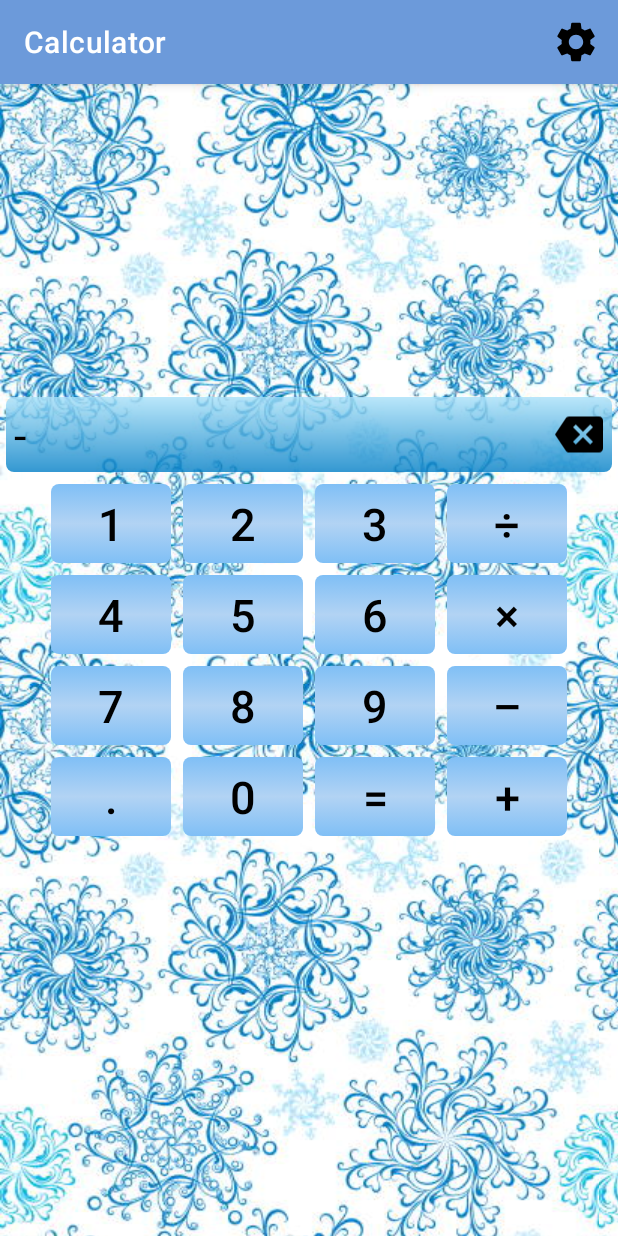
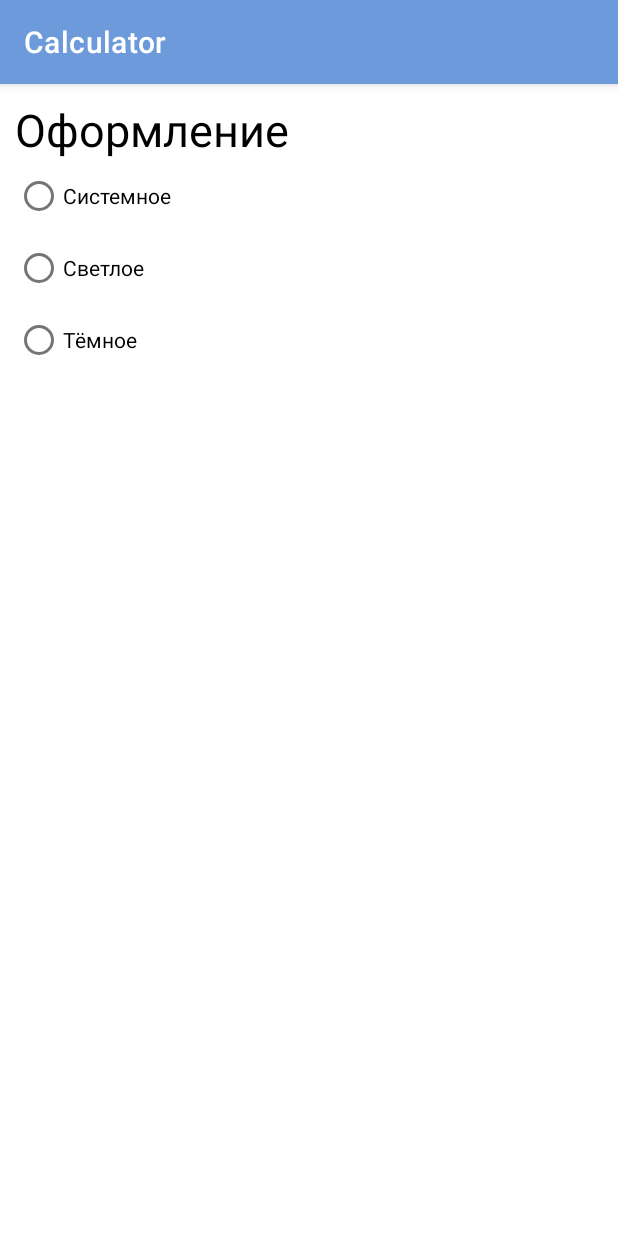
Before and after one commit to NeoSvet/Android1, an Android app: the screen it shows after launch (MainActivity before the commit, SettingsActivity after it), after a tap on "Настройки", on a phone screen of 412 x 824 dp. Run offline under Robolectric (Android 15) with nearby library versions, the phone set to English and light mode, and no system bars; 3 other taps on this screen came first.

Commit message:
created SettingsActivity

```diff
--- a/Calculator/src/main/AndroidManifest.xml
+++ b/Calculator/src/main/AndroidManifest.xml
@@ -9,6 +9,7 @@
         android:roundIcon="@mipmap/ic_launcher_round"
         android:supportsRtl="true"
         android:theme="@style/Theme.Android1">
+        <activity android:name=".SettingsActivity"></activity>
         <activity android:name=".MainActivity">
             <intent-filter>
                 <action android:name="android.intent.action.MAIN" />
--- a/Calculator/src/main/java/ru/neosvet/calculator/MainActivity.java
+++ b/Calculator/src/main/java/ru/neosvet/calculator/MainActivity.java
@@ -36,7 +36,7 @@ public class MainActivity extends AppCompatActivity implements Calculator.Callba
 
     @Override
     public boolean onOptionsItemSelected(MenuItem item) {
-
+        startActivity(new Intent(this, SettingsActivity.class));
         return super.onOptionsItemSelected(item);
     }
 
--- /dev/null
+++ b/Calculator/src/main/java/ru/neosvet/calculator/SettingsActivity.java
@@ -0,0 +1,14 @@
+package ru.neosvet.calculator;
+
+import androidx.appcompat.app.AppCompatActivity;
+
+import android.os.Bundle;
+
+public class SettingsActivity extends AppCompatActivity {
+
+    @Override
+    protected void onCreate(Bundle savedInstanceState) {
+        super.onCreate(savedInstanceState);
+        setContentView(R.layout.activity_settings);
+    }
+}
--- /dev/null
+++ b/Calculator/src/main/res/layout/activity_settings.xml
@@ -0,0 +1,39 @@
+<?xml version="1.0" encoding="utf-8"?>
+<LinearLayout xmlns:android="http://schemas.android.com/apk/res/android"
+    xmlns:tools="http://schemas.android.com/tools"
+    android:layout_width="match_parent"
+    android:layout_height="match_parent"
+    android:orientation="vertical"
+    android:padding="@dimen/inter_indent"
+    tools:context=".SettingsActivity">
+
+    <TextView
+        android:layout_width="wrap_content"
+        android:layout_height="wrap_content"
+        android:text="@string/decor"
+        android:textColor="?attr/colorOnPrimary"
+        android:textSize="@dimen/text_size" />
+
+    <RadioGroup
+        android:layout_width="wrap_content"
+        android:layout_height="wrap_content">
+
+        <RadioButton
+            android:id="@+id/rbSystem"
+            android:layout_width="wrap_content"
+            android:layout_height="wrap_content"
+            android:text="@string/system" />
+
+        <RadioButton
+            android:id="@+id/rbLight"
+            android:layout_width="wrap_content"
+            android:layout_height="wrap_content"
+            android:text="@string/light" />
+
+        <RadioButton
+            android:id="@+id/rbDark"
+            android:layout_width="wrap_content"
+            android:layout_height="wrap_content"
+            android:text="@string/dark" />
+    </RadioGroup>
+</LinearLayout>
--- a/Calculator/src/main/res/values/dimens.xml
+++ b/Calculator/src/main/res/values/dimens.xml
@@ -2,6 +2,7 @@
 <resources>
     <dimen name="text_size">30sp</dimen>
     <dimen name="outer_indent">4dp</dimen>
+    <dimen name="inter_indent">10dp</dimen>
     <dimen name="field_indent_start">5dp</dimen>
     <dimen name="field_indent_end">40dp</dimen>
     <dimen name="back_indent_end">10dp</dimen>
--- a/Calculator/src/main/res/values/strings.xml
+++ b/Calculator/src/main/res/values/strings.xml
@@ -17,4 +17,8 @@
     <string name="division">÷</string>
     <string name="dot">.</string>
     <string name="settings">Настройки</string>
+    <string name="decor">Оформление</string>
+    <string name="system">Системное</string>
+    <string name="light">Светлое</string>
+    <string name="dark">Тёмное</string>
 </resources>
```
